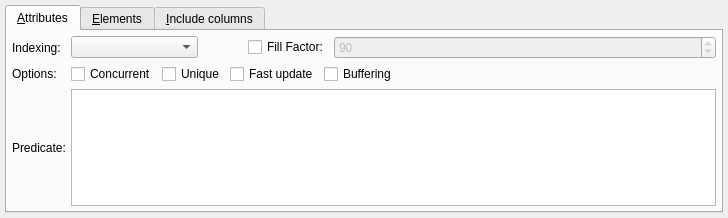
This is libs/libgui/ui/dbobjects/indexwidget.ui in pgmodeler/pgmodeler as Qt 5 draws it before an edit. The edited form follows.
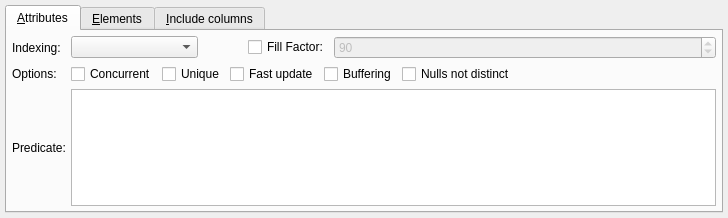
This is the edited form. Icons and pictures are not drawn.

Commit message: Added support for NULLS NOT DISTINCT attribute in unique constarints and indexes

What changed in the file:
```diff
--- a/libs/libgui/ui/dbobjects/indexwidget.ui
+++ b/libs/libgui/ui/dbobjects/indexwidget.ui
@@ -291,7 +291,7 @@
          <item>
           <widget class="QCheckBox" name="buffering_chk">
            <property name="sizePolicy">
-            <sizepolicy hsizetype="Expanding" vsizetype="Fixed">
+            <sizepolicy hsizetype="Fixed" vsizetype="Fixed">
              <horstretch>0</horstretch>
              <verstretch>0</verstretch>
             </sizepolicy>
@@ -301,6 +301,19 @@
            </property>
           </widget>
          </item>
+         <item>
+          <widget class="QCheckBox" name="nulls_not_distinct_chk">
+           <property name="sizePolicy">
+            <sizepolicy hsizetype="Expanding" vsizetype="Fixed">
+             <horstretch>0</horstretch>
+             <verstretch>0</verstretch>
+            </sizepolicy>
+           </property>
+           <property name="text">
+            <string>Nulls not distinct</string>
+           </property>
+          </widget>
+         </item>
         </layout>
        </item>
        <item row="2" column="0">
```
The commit also changes 19 other files.
